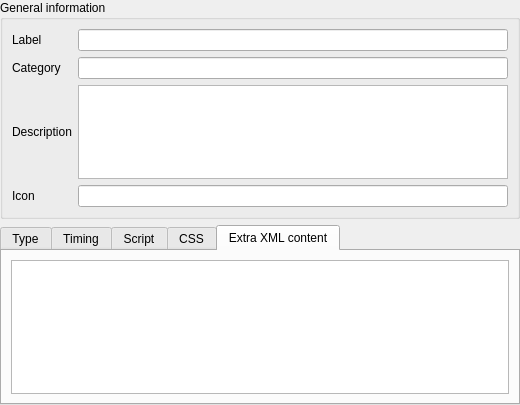
First picture: the form in plugins/alertplugin/alertitemeditorwidget.ui, repository FreeHealth/freehealth, before the edit.
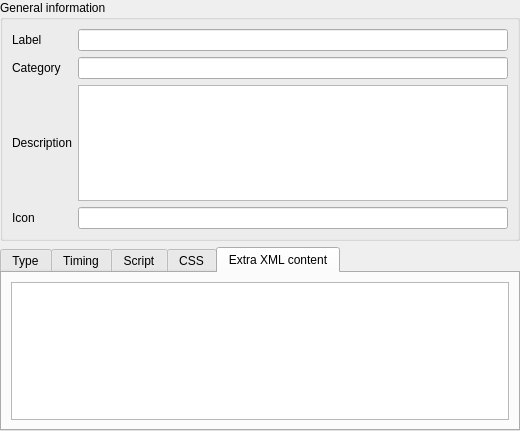
Second picture: the form after the edit. The open tabs and pages were chosen to show the change. Custom widgets are drawn as their Qt base class.

```diff
--- a/plugins/alertplugin/alertitemeditorwidget.ui
+++ b/plugins/alertplugin/alertitemeditorwidget.ui
@@ -7,7 +7,7 @@
     <x>0</x>
     <y>0</y>
     <width>520</width>
-    <height>405</height>
+    <height>431</height>
    </rect>
   </property>
   <property name="windowTitle">
```
Left out of the diff: 16 changed lines with no effect on the pictures.
